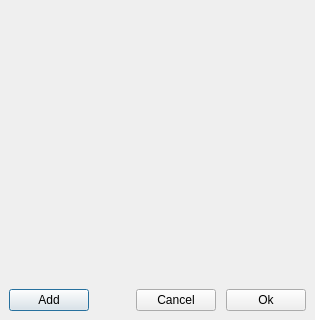
This is src/gui/src/sources/sources-window.ui in Bionus/imgbrd-grabber as Qt 5 draws it before an edit; both pictures show x 0 to 315 and y 237 to 557 of the 315 by 557 pixel window. The edited form follows.
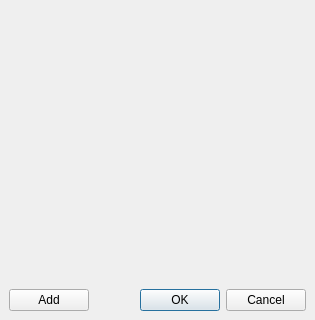
This is the edited form. Icons and pictures are not drawn.

Commit message: Fix button order in sources window (issue #1991)

Patch:
```diff
--- a/src/gui/src/sources/sources-window.ui
+++ b/src/gui/src/sources/sources-window.ui
@@ -189,16 +189,9 @@
       </spacer>
      </item>
      <item>
-      <widget class="QPushButton" name="buttonCancel">
-       <property name="text">
-        <string>Cancel</string>
-       </property>
-      </widget>
-     </item>
-     <item>
-      <widget class="QPushButton" name="buttonOk">
-       <property name="text">
-        <string>Ok</string>
+      <widget class="QDialogButtonBox" name="buttonBox">
+       <property name="standardButtons">
+        <set>QDialogButtonBox::Cancel|QDialogButtonBox::Ok</set>
        </property>
       </widget>
      </item>
```
Left out of the diff: 68 changed lines with no effect on the pictures. The commit also changes 1 other file.
